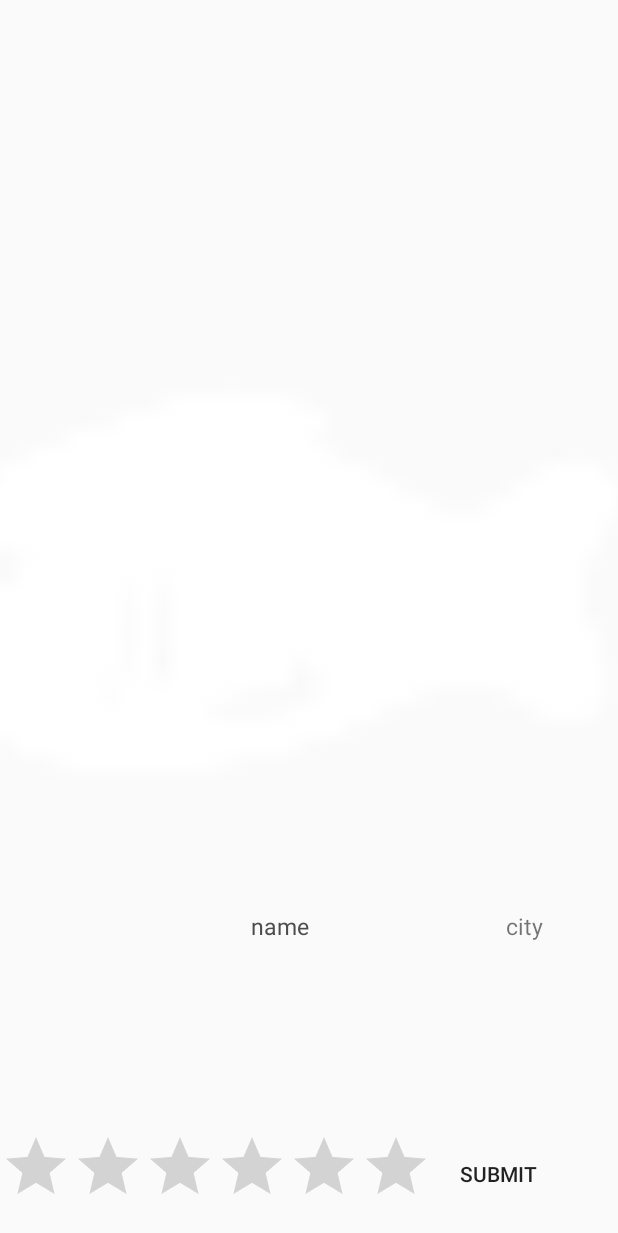
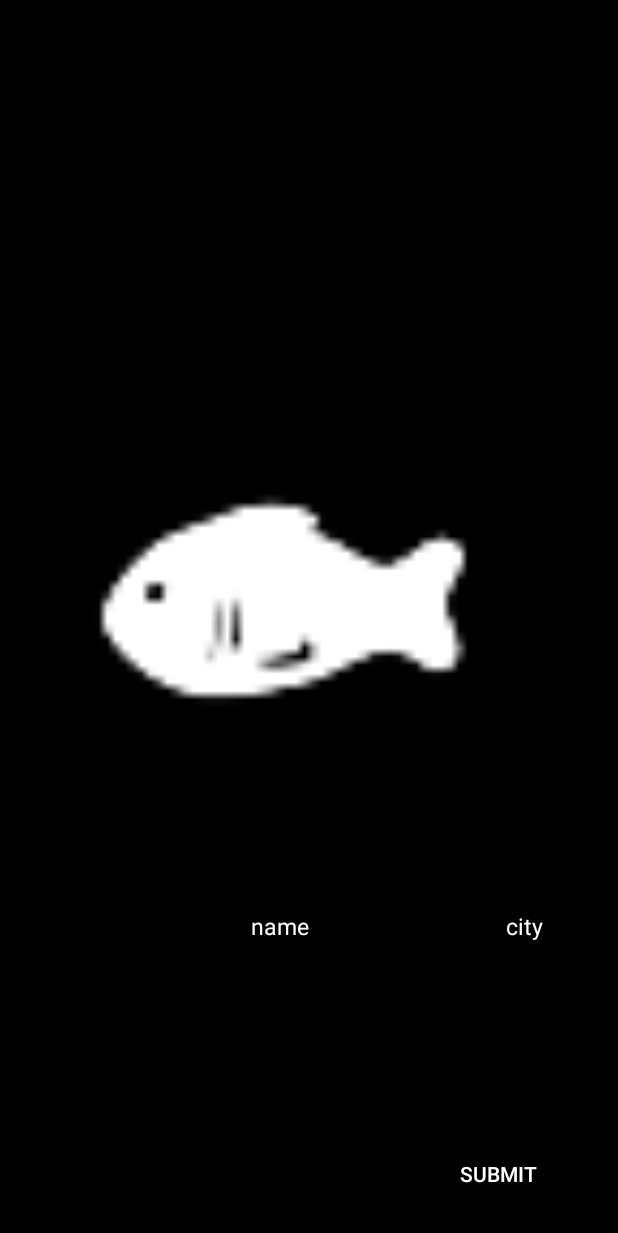
Before and after one commit to Jon-River/Spear, an Android app: the layout activity_image.xml on its own in the app's theme, with its tools: preview values and no code run, on a phone screen of 412 x 824 dp. Shown: the top 1233 px of the screen. Run offline under Robolectric (Android 15) with nearby library versions, the phone set to English and light mode, and no system bars.

Commit message:
layout image activity changed

```diff
--- a/app/src/main/res/layout/activity_image.xml
+++ b/app/src/main/res/layout/activity_image.xml
@@ -8,7 +8,8 @@
 
     <RelativeLayout
         android:layout_width="match_parent"
-        android:layout_height="match_parent">
+        android:layout_height="match_parent"
+        android:background="@color/black">
 
         <ImageView
             android:id="@+id/image"
@@ -16,7 +17,7 @@
             android:layout_height="match_parent"
             android:background="?attr/selectableItemBackgroundBorderless"
             android:clickable="true"
-            android:scaleType="centerCrop"
+            android:scaleType="fitCenter"
             android:src="@mipmap/fish_white_tab" />
 
         <LinearLayout
@@ -49,7 +50,7 @@
                     android:layout_height="wrap_content"
                     android:layout_weight="0.5"
                     android:text="name"
-                    android:textColor="#4c4c4c"
+                    android:textColor="@color/white"
                     android:textSize="15dp" />
 
                 <TextView
@@ -60,6 +61,7 @@
                     android:layout_height="wrap_content"
                     android:layout_weight="0.5"
                     android:text="city"
+                    android:textColor="@color/white"
                     android:textSize="15dp" />
 
 
@@ -104,7 +106,8 @@
                         android:background="@android:color/transparent"
                         android:focusable="false"
                         android:focusableInTouchMode="false"
-                        android:text="submit" />
+                        android:text="submit"
+                        android:textColor="@color/white"/>
 
                 </LinearLayout>
 
```
Also changed, not shown: app/src/main/res/layout/album_card2.xml (+34 -12 lines), app/src/main/res/drawable/bg_shadow_png.png (added).
